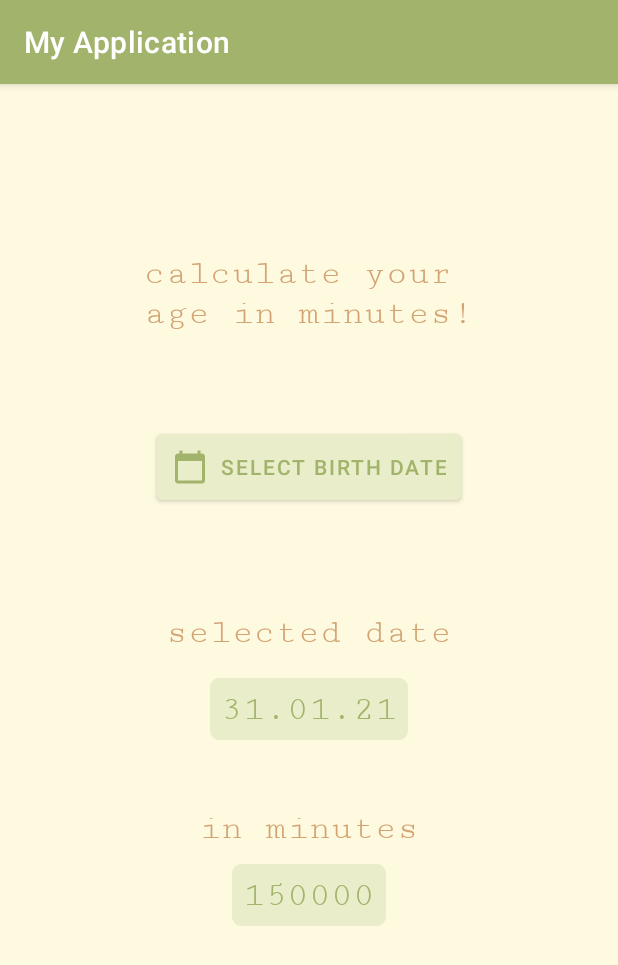
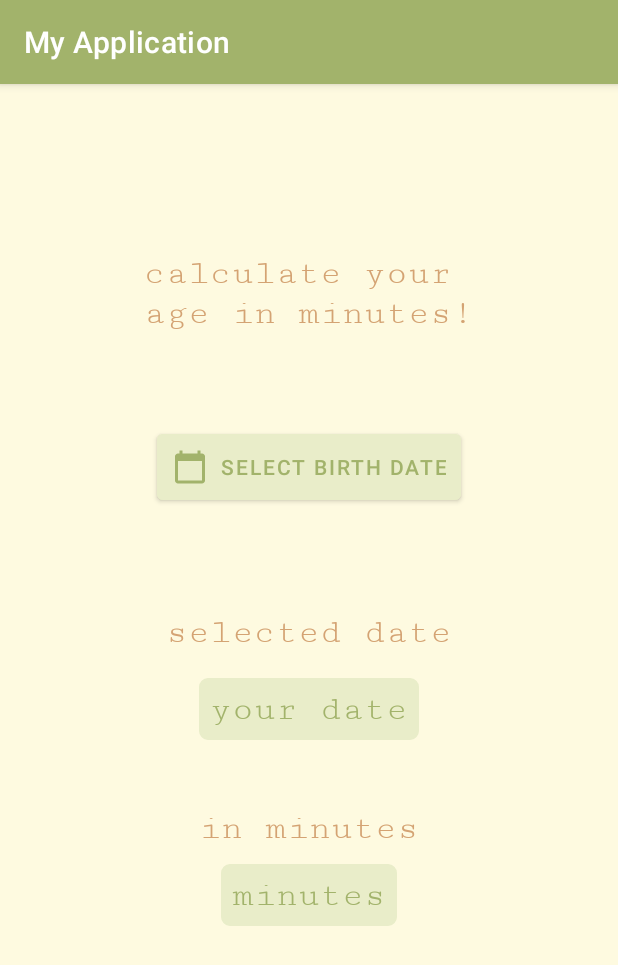
Before and after one commit to lubamuromskaya/Age-in-Minutes, an Android app: the screen it shows after launch (MainActivity), on a phone screen of 412 x 824 dp. Shown: the top 965 px of the screen. Run offline under Robolectric (Android 15) with nearby library versions, the phone set to English and light mode, and no system bars.

Commit message:
add string values for result fields

```diff
--- a/app/src/main/res/layout/activity_main.xml
+++ b/app/src/main/res/layout/activity_main.xml
@@ -65,7 +65,7 @@
         android:background="@drawable/rounded_corner_background"
         android:fontFamily="serif-monospace"
         android:padding="7dp"
-        android:text="31.01.21"
+        android:text="@string/date_field"
         android:textColor="@color/olive"
         android:textSize="24sp"
         app:layout_constraintBottom_toBottomOf="parent"
@@ -96,7 +96,7 @@
         android:background="@drawable/rounded_corner_background"
         android:fontFamily="serif-monospace"
         android:padding="7dp"
-        android:text="150000"
+        android:text="@string/result_field"
         android:textColor="@color/olive"
         android:textSize="24sp"
         app:layout_constraintBottom_toBottomOf="parent"
--- a/app/src/main/res/values/strings.xml
+++ b/app/src/main/res/values/strings.xml
@@ -4,4 +4,6 @@
     <string name="button">select birth date</string>
     <string name="date_text">selected date</string>
     <string name="result">in minutes</string>
+    <string name="date_field">your date</string>
+    <string name="result_field">minutes</string>
 </resources>
```
